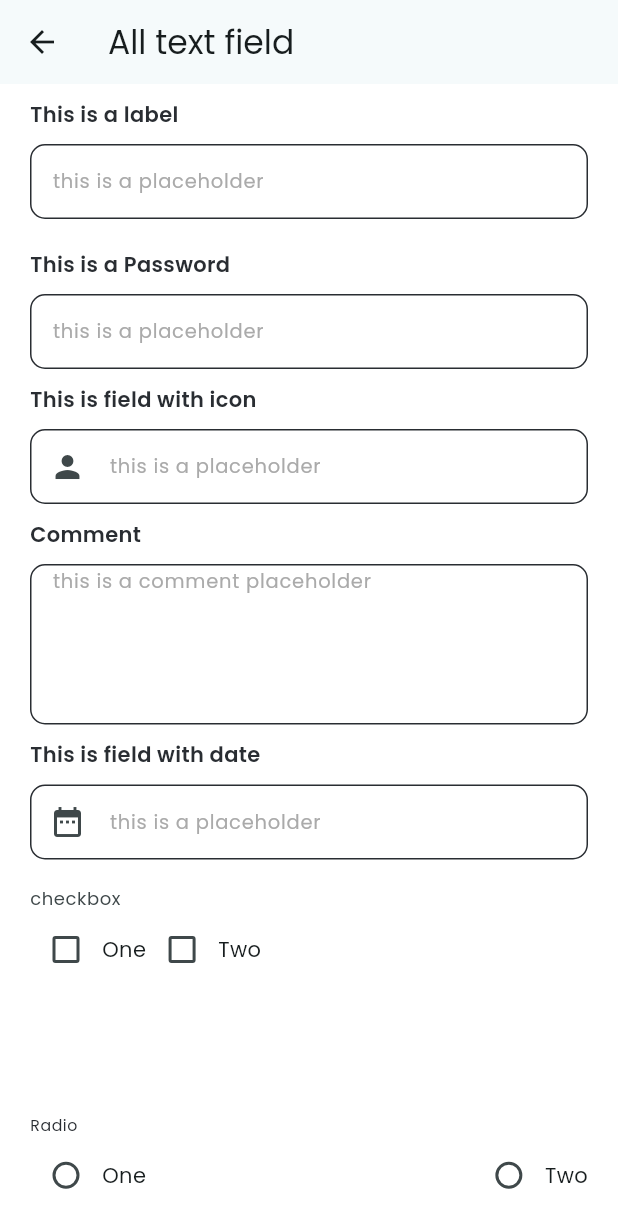
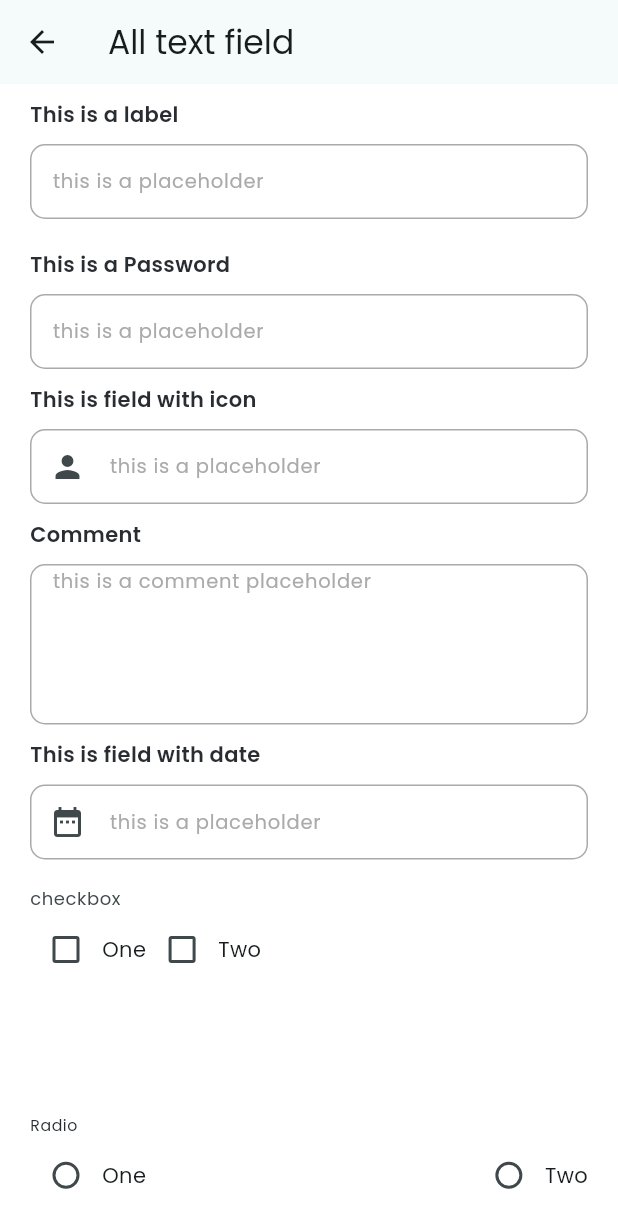
Before and after one commit to Edukever/schoolap-mobile-ui, a Flutter app: the PageFieldScreen screen opened directly, on a phone screen of 412 x 824 dp. Shown: the top 1228 px of the screen. Run offline on Flutter 3.47's test engine with Material 3 defaults, Android fonts, the phone set to English and light mode, and no system bars; drawn by our look-alikes of auto_size_text, flutter_form_builder; our stand-ins replace dropdown_button2, equatable, flutter_svg, lottie; project files that could hold a hidden picture were left out.

Commit message:
feat: update default text field default border color

```diff
--- a/lib/src/widgets/app_field/schoolap_text_field.dart
+++ b/lib/src/widgets/app_field/schoolap_text_field.dart
@@ -134,7 +134,7 @@ class _SPTextFieldState<T> extends State<SPTextField<T>> {
               decoration: BoxDecoration(
                 borderRadius: widget.borderRadius ?? BorderRadius.circular(10),
                 border: Border.all(
-                  color: field.hasError ? SPColorsData.defaultColors().rouge : SPColorsData.defaultColors().noir,
+                  color: field.hasError ? SPColorsData.defaultColors().rouge : SPColorsData.defaultColors().grid2,
                 ),
               ),
               child: SizedBox(
```
